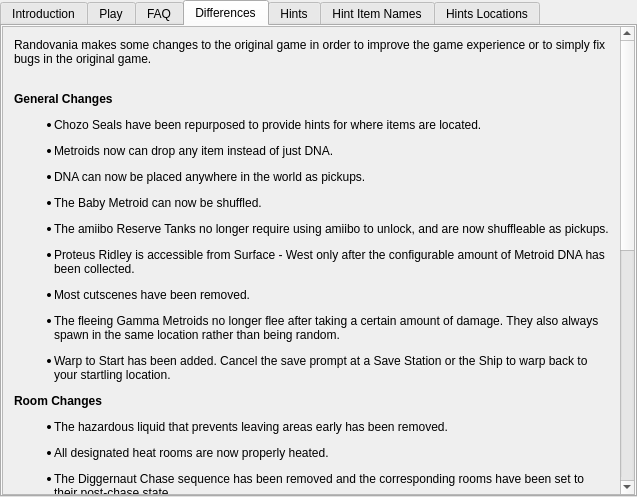
randovania/randovania, file randovania/gui/ui_files/games_tab_samusreturns_widget.ui: the form before one commit.
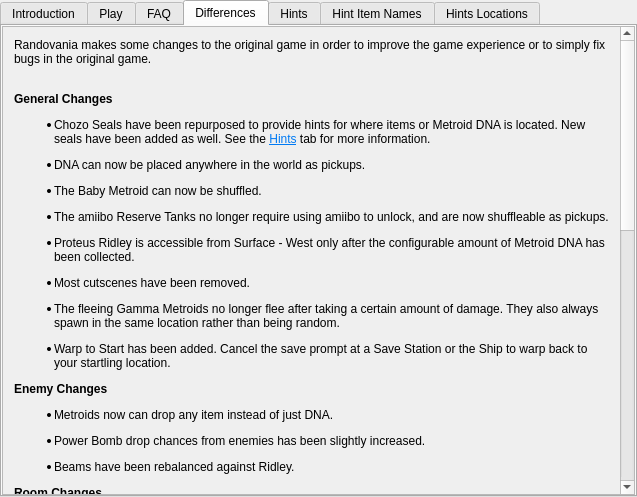
The form after the commit. The open tabs and pages were chosen to show the change. Custom widgets are drawn as their Qt base class.

Commit message: Update `Differences` tab

Diff of the .ui file:
```diff
--- a/randovania/gui/ui_files/games_tab_samusreturns_widget.ui
+++ b/randovania/gui/ui_files/games_tab_samusreturns_widget.ui
@@ -151,14 +151,14 @@
       <x>0</x>
       <y>0</y>
       <width>617</width>
-      <height>915</height>
+      <height>1016</height>
      </rect>
     </property>
     <layout class="QVBoxLayout" name="verticalLayout">
      <item>
       <widget class="QLabel" name="differences_label">
        <property name="text">
-        <string>&lt;html&gt;&lt;head/&gt;&lt;body&gt;&lt;p&gt;Randovania makes some changes to the original game in order to improve the game experience or to simply fix bugs in the original game.&lt;/p&gt;&lt;p&gt;&lt;br/&gt;&lt;span style=&quot; font-weight:600;&quot;&gt;General Changes&lt;/span&gt;&lt;/p&gt;&lt;ul style=&quot;margin-top: 0px; margin-bottom: 0px; margin-left: 0px; margin-right: 0px; -qt-list-indent: 1;&quot;&gt;&lt;li style=&quot; margin-top:12px; margin-bottom:0px; margin-left:0px; margin-right:0px; -qt-block-indent:0; text-indent:0px;&quot;&gt;Chozo Seals have been repurposed to provide hints for where items are located.&lt;/li&gt;&lt;li style=&quot; margin-top:12px; margin-bottom:0px; margin-left:0px; margin-right:0px; -qt-block-indent:0; text-indent:0px;&quot;&gt;Metroids now can drop any item instead of just DNA.&lt;/li&gt;&lt;li style=&quot; margin-top:12px; margin-bottom:0px; margin-left:0px; margin-right:0px; -qt-block-indent:0; text-indent:0px;&quot;&gt;DNA can now be placed anywhere in the world as pickups.&lt;/li&gt;&lt;li style=&quot; margin-top:12px; margin-bottom:0px; margin-left:0px; margin-right:0px; -qt-block-indent:0; text-indent:0px;&quot;&gt;The Baby Metroid can now be shuffled.&lt;/li&gt;&lt;li style=&quot; margin-top:12px; margin-bottom:0px; margin-left:0px; margin-right:0px; -qt-block-indent:0; text-indent:0px;&quot;&gt;The amiibo Reserve Tanks no longer require using amiibo to unlock, and are now shuffleable as pickups.&lt;/li&gt;&lt;li style=&quot; margin-top:12px; margin-bottom:0px; margin-left:0px; margin-right:0px; -qt-block-indent:0; text-indent:0px;&quot;&gt;Proteus Ridley is accessible from Surface - West only after the configurable amount of Metroid DNA has been collected.&lt;/li&gt;&lt;li style=&quot; margin-top:12px; margin-bottom:0px; margin-left:0px; margin-right:0px; -qt-block-indent:0; text-indent:0px;&quot;&gt;Most cutscenes have been removed.&lt;/li&gt;&lt;li style=&quot; margin-top:12px; margin-bottom:0px; margin-left:0px; margin-right:0px; -qt-block-indent:0; text-indent:0px;&quot;&gt;The fleeing Gamma Metroids no longer flee after taking a certain amount of damage. They also always spawn in the same location rather than being random.&lt;/li&gt;&lt;li style=&quot; margin-top:12px; margin-bottom:0px; margin-left:0px; margin-right:0px; -qt-block-indent:0; text-indent:0px;&quot;&gt;Warp to Start has been added. Cancel the save prompt at a Save Station or the Ship to warp back to your startling location.&lt;/li&gt;&lt;/ul&gt;&lt;p&gt;&lt;span style=&quot; font-weight:600;&quot;&gt;Room Changes&lt;/span&gt;&lt;/p&gt;&lt;ul style=&quot;margin-top: 0px; margin-bottom: 0px; margin-left: 0px; margin-right: 0px; -qt-list-indent: 1;&quot;&gt;&lt;li style=&quot; margin-top:12px; margin-bottom:0px; margin-left:0px; margin-right:0px; -qt-block-indent:0; text-indent:0px;&quot;&gt;The hazardous liquid that prevents leaving areas early has been removed.&lt;/li&gt;&lt;/ul&gt;&lt;ul style=&quot;margin-top: 0px; margin-bottom: 0px; margin-left: 0px; margin-right: 0px; -qt-list-indent: 1;&quot;&gt;&lt;li style=&quot; margin-top:12px; margin-bottom:0px; margin-left:0px; margin-right:0px; -qt-block-indent:0; text-indent:0px;&quot;&gt;All designated heat rooms are now properly heated.&lt;/li&gt;&lt;/ul&gt;&lt;ul style=&quot;margin-top: 0px; margin-bottom: 0px; margin-left: 0px; margin-right: 0px; -qt-list-indent: 1;&quot;&gt;&lt;li style=&quot; margin-top:12px; margin-bottom:0px; margin-left:0px; margin-right:0px; -qt-block-indent:0; text-indent:0px;&quot;&gt;The Diggernaut Chase sequence has been removed and the corresponding rooms have been set to their post-chase state.&lt;/li&gt;&lt;li style=&quot; margin-top:12px; margin-bottom:0px; margin-left:0px; margin-right:0px; -qt-block-indent:0; text-indent:0px;&quot;&gt;The wall blocking the Landing Site from Surface - East after defeating the Queen has been removed.&lt;/li&gt;&lt;li style=&quot; margin-top:12px; margin-bottom:0px; margin-left:0px; margin-right:0px; -qt-block-indent:0; text-indent:0px;&quot;&gt;In the vanilla game, the Surface area where Proteus Ridley resides is a separate map from the starting Surface. These are normally not connected. This has been changed to warp the player to the other Surface map by passing the Baby blocks in the Landing Site. Once enough DNA is collected to access Ridley, you can no longer warp from Surface West to Surface East.&lt;/li&gt;&lt;/ul&gt;&lt;p&gt;&lt;span style=&quot; font-weight:600;&quot;&gt;Door Changes&lt;/span&gt;&lt;/p&gt;&lt;ul style=&quot;margin-top: 0px; margin-bottom: 0px; margin-left: 0px; margin-right: 0px; -qt-list-indent: 1;&quot;&gt;&lt;li style=&quot; margin-top:12px; margin-bottom:0px; margin-left:0px; margin-right:0px; -qt-block-indent:0; text-indent:0px;&quot;&gt;Most Charge Beam doors at the entrance and exit of every area have been changed to Power Beam doors, excluding Area 4 - East and Area 6.&lt;/li&gt;&lt;li style=&quot; margin-top:12px; margin-bottom:0px; margin-left:0px; margin-right:0px; -qt-block-indent:0; text-indent:0px;&quot;&gt;Most beam doors are now double-sided. This simplifies traversing through areas in reverse.&lt;/li&gt;&lt;li style=&quot; margin-top:12px; margin-bottom:0px; margin-left:0px; margin-right:0px; -qt-block-indent:0; text-indent:0px;&quot;&gt;Some one-way doors are now two-way. These include: &lt;br/&gt;&lt;br/&gt;&lt;span style=&quot; font-weight:600;&quot;&gt;Area1&lt;/span&gt;&lt;br/&gt;&lt;/li&gt;&lt;/ul&gt;&lt;ul type=&quot;circle&quot; style=&quot;margin-top: 0px; margin-bottom: 0px; margin-left: 0px; margin-right: 0px; -qt-list-indent: 2;&quot;&gt;&lt;li style=&quot; margin-top:0px; margin-bottom:0px; margin-left:0px; margin-right:0px; -qt-block-indent:0; text-indent:0px;&quot;&gt;The Missile door entering Bomb room no longer locks, removing the requirement for Bombs and preventing a potential softlock.&lt;/li&gt;&lt;li style=&quot; margin-top:0px; margin-bottom:0px; margin-left:0px; margin-right:0px; -qt-block-indent:0; text-indent:0px;&quot;&gt;Shaft East can now be entered from the exterior without needing to open the door from the inside first.&lt;/li&gt;&lt;li style=&quot; margin-top:0px; margin-bottom:0px; margin-left:0px; margin-right:0px; -qt-block-indent:0; text-indent:0px;&quot;&gt;The exterior Alpha can now be exited without Bombs, preventing a potential softlock.&lt;/li&gt;&lt;p&gt;&lt;span style=&quot; font-weight:600;&quot;&gt;Area 3&lt;/span&gt;&lt;/p&gt;&lt;li style=&quot; margin-top:0px; margin-bottom:0px; margin-left:0px; margin-right:0px; -qt-block-indent:0; text-indent:0px;&quot;&gt;The two one-way doors in the Chozo Seal room no longer close behind you.&lt;/li&gt;&lt;p&gt;&lt;span style=&quot; font-weight:600;&quot;&gt;Area 4&lt;/span&gt;&lt;/p&gt;&lt;li style=&quot; margin-top:0px; margin-bottom:0px; margin-left:0px; margin-right:0px; -qt-block-indent:0; text-indent:0px;&quot;&gt;The Chozo Seal Spazer door no longer closes behind you if you go for the item.&lt;/li&gt;&lt;p&gt;&lt;span style=&quot; font-weight:600;&quot;&gt;Area 5&lt;/span&gt;&lt;/p&gt;&lt;li style=&quot; margin-top:0px; margin-bottom:0px; margin-left:0px; margin-right:0px; -qt-block-indent:0; text-indent:0px;&quot;&gt;You can now enter and exit from both doors in the Plasma Beam room.&lt;/li&gt;&lt;li style=&quot; margin-top:0px; margin-bottom:0px; margin-left:0px; margin-right:0px; -qt-block-indent:0; text-indent:0px;&quot;&gt;Gravity Suit room can now be exited through the door as well as the Morph Ball tunnel.&lt;/li&gt;&lt;/ul&gt;&lt;/body&gt;&lt;/html&gt;</string>
+        <string>&lt;html&gt;&lt;head/&gt;&lt;body&gt;&lt;p&gt;Randovania makes some changes to the original game in order to improve the game experience or to simply fix bugs in the original game.&lt;/p&gt;&lt;p&gt;&lt;br/&gt;&lt;span style=&quot; font-weight:600;&quot;&gt;General Changes&lt;/span&gt;&lt;/p&gt;&lt;ul style=&quot;margin-top: 0px; margin-bottom: 0px; margin-left: 0px; margin-right: 0px; -qt-list-indent: 1;&quot;&gt;&lt;li style=&quot; margin-top:12px; margin-bottom:0px; margin-left:0px; margin-right:0px; -qt-block-indent:0; text-indent:0px;&quot;&gt;Chozo Seals have been repurposed to provide hints for where items or Metroid DNA is located. New seals have been added as well. See the &lt;a href=&quot;tab:/Hints&quot;&gt;&lt;span style=&quot; text-decoration: underline; color:#007af4;&quot;&gt;Hints&lt;/span&gt;&lt;/a&gt; tab for more information.&lt;/li&gt;&lt;li style=&quot; margin-top:12px; margin-bottom:0px; margin-left:0px; margin-right:0px; -qt-block-indent:0; text-indent:0px;&quot;&gt;DNA can now be placed anywhere in the world as pickups.&lt;/li&gt;&lt;li style=&quot; margin-top:12px; margin-bottom:0px; margin-left:0px; margin-right:0px; -qt-block-indent:0; text-indent:0px;&quot;&gt;The Baby Metroid can now be shuffled.&lt;/li&gt;&lt;li style=&quot; margin-top:12px; margin-bottom:0px; margin-left:0px; margin-right:0px; -qt-block-indent:0; text-indent:0px;&quot;&gt;The amiibo Reserve Tanks no longer require using amiibo to unlock, and are now shuffleable as pickups.&lt;/li&gt;&lt;li style=&quot; margin-top:12px; margin-bottom:0px; margin-left:0px; margin-right:0px; -qt-block-indent:0; text-indent:0px;&quot;&gt;Proteus Ridley is accessible from Surface - West only after the configurable amount of Metroid DNA has been collected.&lt;/li&gt;&lt;li style=&quot; margin-top:12px; margin-bottom:0px; margin-left:0px; margin-right:0px; -qt-block-indent:0; text-indent:0px;&quot;&gt;Most cutscenes have been removed.&lt;/li&gt;&lt;li style=&quot; margin-top:12px; margin-bottom:0px; margin-left:0px; margin-right:0px; -qt-block-indent:0; text-indent:0px;&quot;&gt;The fleeing Gamma Metroids no longer flee after taking a certain amount of damage. They also always spawn in the same location rather than being random.&lt;/li&gt;&lt;li style=&quot; margin-top:12px; margin-bottom:0px; margin-left:0px; margin-right:0px; -qt-block-indent:0; text-indent:0px;&quot;&gt;Warp to Start has been added. Cancel the save prompt at a Save Station or the Ship to warp back to your startling location.&lt;/li&gt;&lt;/ul&gt;&lt;p&gt;&lt;span style=&quot; font-weight:600;&quot;&gt;Enemy Changes&lt;/span&gt;&lt;/p&gt;&lt;ul style=&quot;margin-top: 0px; margin-bottom: 0px; margin-left: 0px; margin-right: 0px; -qt-list-indent: 1;&quot;&gt;&lt;li style=&quot; margin-top:12px; margin-bottom:0px; margin-left:0px; margin-right:0px; -qt-block-indent:0; text-indent:0px;&quot;&gt;Metroids now can drop any item instead of just DNA.&lt;/li&gt;&lt;/ul&gt;&lt;ul style=&quot;margin-top: 0px; margin-bottom: 0px; margin-left: 0px; margin-right: 0px; -qt-list-indent: 1;&quot;&gt;&lt;li style=&quot; margin-top:12px; margin-bottom:0px; margin-left:0px; margin-right:0px; -qt-block-indent:0; text-indent:0px;&quot;&gt;Power Bomb drop chances from enemies has been slightly increased.&lt;/li&gt;&lt;li style=&quot; margin-top:12px; margin-bottom:0px; margin-left:0px; margin-right:0px; -qt-block-indent:0; text-indent:0px;&quot;&gt;Beams have been rebalanced against Ridley.&lt;/li&gt;&lt;/ul&gt;&lt;p&gt;&lt;span style=&quot; font-weight:600;&quot;&gt;Room Changes&lt;/span&gt;&lt;/p&gt;&lt;ul style=&quot;margin-top: 0px; margin-bottom: 0px; margin-left: 0px; margin-right: 0px; -qt-list-indent: 1;&quot;&gt;&lt;li style=&quot; margin-top:12px; margin-bottom:0px; margin-left:0px; margin-right:0px; -qt-block-indent:0; text-indent:0px;&quot;&gt;The hazardous liquid that prevents leaving areas early has been removed.&lt;/li&gt;&lt;/ul&gt;&lt;ul style=&quot;margin-top: 0px; margin-bottom: 0px; margin-left: 0px; margin-right: 0px; -qt-list-indent: 1;&quot;&gt;&lt;li style=&quot; margin-top:12px; margin-bottom:0px; margin-left:0px; margin-right:0px; -qt-block-indent:0; text-indent:0px;&quot;&gt;All designated heat rooms are now properly heated.&lt;/li&gt;&lt;/ul&gt;&lt;ul style=&quot;margin-top: 0px; margin-bottom: 0px; margin-left: 0px; margin-right: 0px; -qt-list-indent: 1;&quot;&gt;&lt;li style=&quot; margin-top:12px; margin-bottom:0px; margin-left:0px; margin-right:0px; -qt-block-indent:0; text-indent:0px;&quot;&gt;The Diggernaut Chase sequence has been removed and the corresponding rooms have been set to their post-chase state.&lt;/li&gt;&lt;li style=&quot; margin-top:12px; margin-bottom:0px; margin-left:0px; margin-right:0px; -qt-block-indent:0; text-indent:0px;&quot;&gt;The wall blocking the Landing Site from Surface - East after defeating the Queen has been removed.&lt;/li&gt;&lt;li style=&quot; margin-top:12px; margin-bottom:0px; margin-left:0px; margin-right:0px; -qt-block-indent:0; text-indent:0px;&quot;&gt;In the vanilla game, the Surface area where Proteus Ridley resides is a separate map from the starting Surface. These are normally not connected. This has been changed to warp the player to the other Surface map by passing the Baby blocks in the Landing Site. Once enough DNA is collected to access Ridley, you can no longer warp from Surface West to Surface East.&lt;/li&gt;&lt;/ul&gt;&lt;p&gt;&lt;span style=&quot; font-weight:600;&quot;&gt;Door Changes&lt;/span&gt;&lt;/p&gt;&lt;ul style=&quot;margin-top: 0px; margin-bottom: 0px; margin-left: 0px; margin-right: 0px; -qt-list-indent: 1;&quot;&gt;&lt;li style=&quot; margin-top:12px; margin-bottom:0px; margin-left:0px; margin-right:0px; -qt-block-indent:0; text-indent:0px;&quot;&gt;Most Charge Beam doors at the entrance and exit of every area have been changed to Power Beam doors, excluding Area 4 - Crystal Mines and Area 6.&lt;/li&gt;&lt;li style=&quot; margin-top:12px; margin-bottom:0px; margin-left:0px; margin-right:0px; -qt-block-indent:0; text-indent:0px;&quot;&gt;Most beam doors are now double-sided. This simplifies traversing through areas in reverse.&lt;/li&gt;&lt;li style=&quot; margin-top:12px; margin-bottom:0px; margin-left:0px; margin-right:0px; -qt-block-indent:0; text-indent:0px;&quot;&gt;Some one-way doors are now two-way. These include: &lt;br/&gt;&lt;br/&gt;&lt;span style=&quot; font-weight:600;&quot;&gt;Area1&lt;/span&gt;&lt;br/&gt;&lt;/li&gt;&lt;/ul&gt;&lt;ul type=&quot;circle&quot; style=&quot;margin-top: 0px; margin-bottom: 0px; margin-left: 0px; margin-right: 0px; -qt-list-indent: 2;&quot;&gt;&lt;li style=&quot; margin-top:0px; margin-bottom:0px; margin-left:0px; margin-right:0px; -qt-block-indent:0; text-indent:0px;&quot;&gt;The Missile door entering Bomb room no longer locks, removing the requirement for Bombs and preventing a potential softlock.&lt;/li&gt;&lt;li style=&quot; margin-top:0px; margin-bottom:0px; margin-left:0px; margin-right:0px; -qt-block-indent:0; text-indent:0px;&quot;&gt;Shaft East can now be entered from the exterior without needing to open the door from the inside first.&lt;/li&gt;&lt;li style=&quot; margin-top:0px; margin-bottom:0px; margin-left:0px; margin-right:0px; -qt-block-indent:0; text-indent:0px;&quot;&gt;The exterior Alpha can now be exited without Bombs, preventing a potential softlock.&lt;/li&gt;&lt;p&gt;&lt;span style=&quot; font-weight:600;&quot;&gt;Area 3&lt;/span&gt;&lt;/p&gt;&lt;li style=&quot; margin-top:0px; margin-bottom:0px; margin-left:0px; margin-right:0px; -qt-block-indent:0; text-indent:0px;&quot;&gt;The two one-way doors in the Chozo Seal room no longer close behind you.&lt;/li&gt;&lt;p&gt;&lt;span style=&quot; font-weight:600;&quot;&gt;Area 4&lt;/span&gt;&lt;/p&gt;&lt;li style=&quot; margin-top:0px; margin-bottom:0px; margin-left:0px; margin-right:0px; -qt-block-indent:0; text-indent:0px;&quot;&gt;The Chozo Seal Spazer door no longer closes behind you if you go for the item.&lt;/li&gt;&lt;li style=&quot; margin-top:0px; margin-bottom:0px; margin-left:0px; margin-right:0px; -qt-block-indent:0; text-indent:0px;&quot;&gt;The Super Door connecting to Supers room is now two-way.&lt;/li&gt;&lt;p&gt;&lt;span style=&quot; font-weight:600;&quot;&gt;Area 5&lt;/span&gt;&lt;/p&gt;&lt;li style=&quot; margin-top:0px; margin-bottom:0px; margin-left:0px; margin-right:0px; -qt-block-indent:0; text-indent:0px;&quot;&gt;You can now enter and exit from both doors in the Plasma Beam room.&lt;/li&gt;&lt;li style=&quot; margin-top:0px; margin-bottom:0px; margin-left:0px; margin-right:0px; -qt-block-indent:0; text-indent:0px;&quot;&gt;Gravity Suit room can now be exited through the door as well as the Morph Ball tunnel.&lt;/li&gt;&lt;/ul&gt;&lt;/body&gt;&lt;/html&gt;</string>
        </property>
        <property name="alignment">
         <set>Qt::AlignLeading|Qt::AlignLeft|Qt::AlignTop</set>
```
